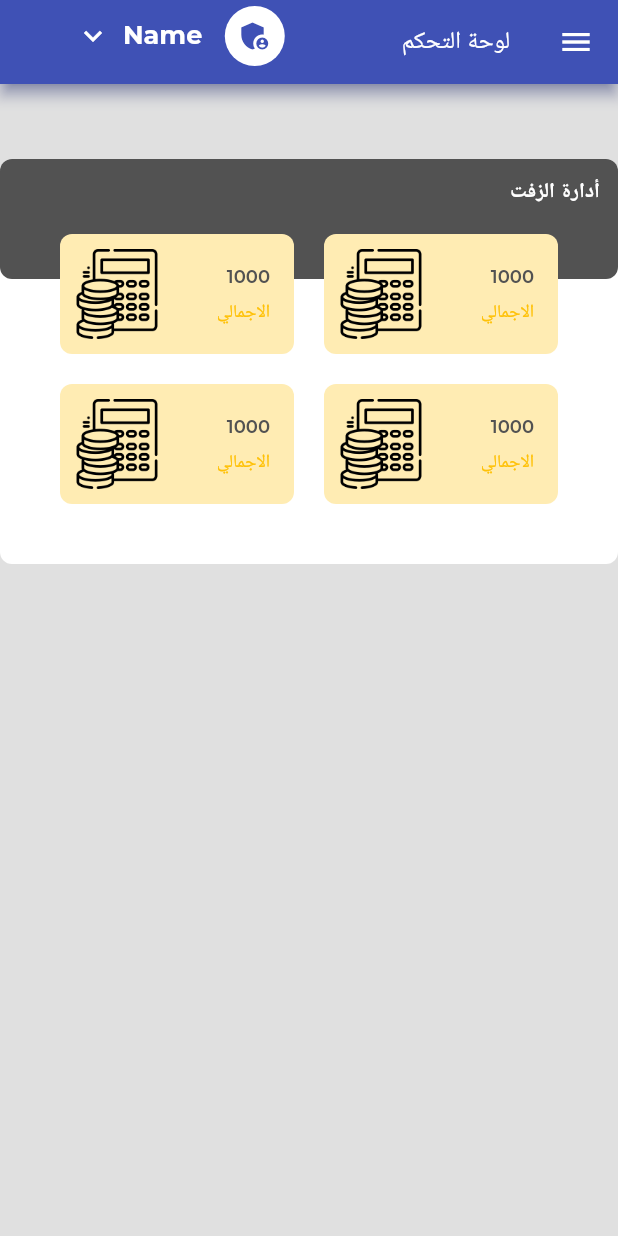
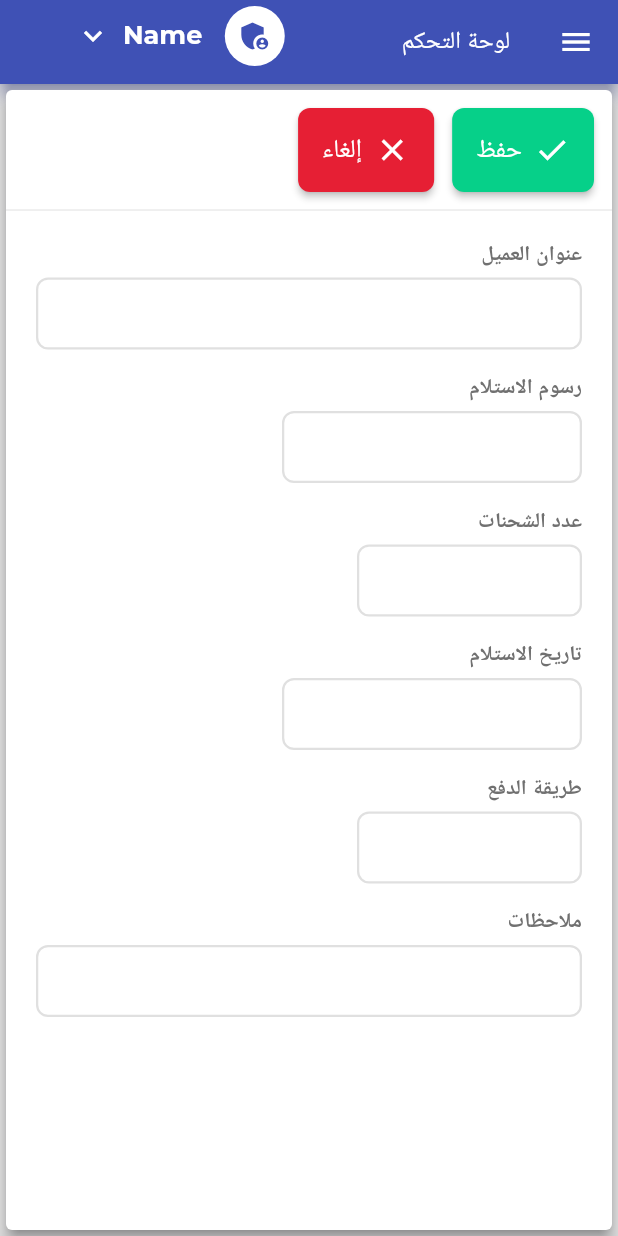
Before and after one commit to ZeraW/tal2a, a Flutter app: the screen it shows after launch, on a phone screen of 412 x 824 dp. Run offline on Flutter 3.47's test engine with Material 2 defaults, Android fonts, the phone set to English and light mode, and no system bars; our stand-ins replace easy_localization, go_router; missing offline and left inert: seo_renderer.

Commit message:
work update

```diff
--- a/lib/presentation/common/mold/side_menu.dart
+++ b/lib/presentation/common/mold/side_menu.dart
@@ -10,7 +10,9 @@ class SideMenu extends StatelessWidget {
 
   @override
   Widget build(BuildContext context) {
-    return Drawer(
+    return SizedBox(
+      width: AppSize.s200,
+      child: Drawer(
         child: ListView(
           children: [
             const SizedBox(
@@ -68,6 +70,7 @@ class SideMenu extends StatelessWidget {
             ),
           ],
         ),
+      ),
     );
   }
 }
--- /dev/null
+++ b/lib/presentation/common/text_field.dart
@@ -0,0 +1,38 @@
+import 'package:flutter/material.dart';
+import 'package:tal2a/presentation/resources/color_manager.dart';
+import 'package:tal2a/presentation/resources/values_manager.dart';
+import '../resources/styles_manager.dart';
+
+
+class TextFieldWidget extends StatelessWidget {
+  final String title;
+  final String? hint;
+  final int? maxLines;
+  final double width;
+  final TextEditingController? controller ;
+  const TextFieldWidget({Key? key,required this.title, this.maxLines = 1,required this.width, this.controller, this.hint}) : super(key: key);
+
+  @override
+  Widget build(BuildContext context) {
+    return Padding(
+      padding: const EdgeInsets.all(AppPadding.p8),
+      child: Column(
+        crossAxisAlignment: CrossAxisAlignment.start,
+        children: [
+          Text(title,style: getSemiBoldStyle(color: ColorManager.grey1)),
+          const SizedBox(height: AppSize.s6,),
+          SizedBox(
+            width: width,
+            child: TextField(
+              controller: controller,
+              maxLines: maxLines,
+              minLines: 1,
+              textAlign: TextAlign.start,
+              decoration: InputDecoration(hintText: hint),
+            ),
+          ),
+        ],
+      ),
+    );
+  }
+}
--- a/lib/presentation/main/main_view.dart
+++ b/lib/presentation/main/main_view.dart
@@ -4,6 +4,7 @@ import 'package:tal2a/presentation/resources/assets_manager.dart';
 import 'package:tal2a/presentation/resources/color_manager.dart';
 import 'package:tal2a/presentation/resources/values_manager.dart';
 
+import '../common/text_field.dart';
 import '../resources/styles_manager.dart';
 
 class MainView extends StatefulWidget {
@@ -16,178 +17,107 @@ class MainView extends StatefulWidget {
 class _MainViewState extends State<MainView> {
   @override
   Widget build(BuildContext context) {
-    return MoldView(title: 'لوحة التحكم', child: const ControlPanel());
+    return MoldView(title: 'لوحة التحكم', child: const AddPickUpScreen());
   }
 }
 
-class ControlPanel extends StatelessWidget {
-  const ControlPanel({Key? key}) : super(key: key);
+class PickUpScreen extends StatelessWidget {
+  const PickUpScreen({Key? key}) : super(key: key);
 
   @override
   Widget build(BuildContext context) {
-    return Column(
+    return Padding(
+      padding: const EdgeInsets.all(AppPadding.p4),
+      child: Card(
+        child: Column(
+          crossAxisAlignment: CrossAxisAlignment.start,
           children: [
-        const SizedBox(
-          height: 50,
+            Padding(
+              padding: const EdgeInsets.all(AppPadding.p12),
+              child: ElevatedButton(
+                  onPressed: () {}, child: const Text('إضافة بيك اب')),
             ),
-        SizedBox(
-            width: 500,
-            height: 270,
-            child: ControlPanelCard(
-              title: 'أدارة الزفت ',
-              color: ColorManager.darkGrey,
+            Divider(color: ColorManager.grey3, height: AppSize.s0),
+            Expanded(
+              child: Padding(
+                padding: const EdgeInsets.all(AppPadding.p12),
                 child: Column(
-                children: [
-                  Row(
-                    children: [
-                      Expanded(
-                          child: ControlPanelCardContent(
-                        title: 'الاجمالي',
-                        textColor: Colors.amber,
-                        image: ImageAssets.accounts,
-                        value: '1000', cardColor: Colors.amber[100]!,
-                      )),
-                      const SizedBox(
-                        width: 20,
-                      ),
-                      Expanded(
-                          child: ControlPanelCardContent(
-                            title: 'الاجمالي',
-                            textColor: Colors.amber,
-                            image: ImageAssets.accounts,
-                            value: '1000', cardColor: Colors.amber[100]!,
-                          )),
-                    ],
-                  ),
-                  SizedBox(height: 20),
-                  Row(
-                    children: [
-                      Expanded(
-                          child: ControlPanelCardContent(
-                            title: 'الاجمالي',
-                            textColor: Colors.amber,
-                            image: ImageAssets.accounts,
-                            value: '1000', cardColor: Colors.amber[100]!,
-                          )),
-                      const SizedBox(
-                        width: 20,
-                      ),
-                      Expanded(
-                          child: ControlPanelCardContent(
-                            title: 'الاجمالي',
-                            textColor: Colors.amber,
-                            image: ImageAssets.accounts,
-                            value: '1000', cardColor: Colors.amber[100]!,
-                          )),
-                    ],
-                  ),
-                ],
-              ),
-            )),
-      ],
-    );
-  }
-}
-
-class ControlPanelCard extends StatelessWidget {
-  final String title;
-  final Color color;
-  final Widget child;
-
-  const ControlPanelCard(
-      {Key? key, required this.title, required this.color, required this.child})
-      : super(key: key);
-
-  @override
-  Widget build(BuildContext context) {
-    return Container(
-      decoration: BoxDecoration(
-          color: ColorManager.white, borderRadius: BorderRadius.circular(8)),
-      child: Stack(
-        children: [
-          Column(
-            crossAxisAlignment: CrossAxisAlignment.stretch,
-            children: [
-              Container(
-                height: AppSize.s80,
-                decoration: BoxDecoration(
-                    color: color,
-                    borderRadius: BorderRadius.circular(AppSize.s8)),
-                padding: const EdgeInsets.all(AppPadding.p12),
-                child: Text(
-                  title,
-                  style: Theme.of(context).textTheme.bodyMedium,
+                  children: const [
+                    TextField(
+                      maxLines: 1,
+                      textAlign: TextAlign.start,
+                      decoration: InputDecoration(
+                        hintText: 'ابحث هنا...',
                       ),
                     ),
                   ],
                 ),
-          Positioned(
-              top: AppSize.s50,
-              left: AppSize.s40,
-              right: AppSize.s40,
-              bottom: AppSize.s40,
-              child: Container(
-                color: Colors.transparent,
-                child: child,
-              ))
+              ),
+            ),
           ],
+        ),
       ),
     );
   }
 }
 
-class ControlPanelCardContent extends StatelessWidget {
-  final String image, value, title;
-  final Color textColor, cardColor;
-
-  const ControlPanelCardContent(
-      {Key? key,
-      required this.image,
-      required this.value,
-      required this.title,
-      required this.textColor,
-      required this.cardColor})
-      : super(key: key);
+class AddPickUpScreen extends StatelessWidget {
+  const AddPickUpScreen({Key? key}) : super(key: key);
 
   @override
   Widget build(BuildContext context) {
-    return Container(
-      height: AppSize.s80,
-      decoration: BoxDecoration(
-          color: cardColor, borderRadius: BorderRadius.circular(AppSize.s8)),
+    return Card(
+      child: Column(
+        crossAxisAlignment: CrossAxisAlignment.start,
+        children: [
+          Padding(
+            padding: const EdgeInsets.all(AppPadding.p12),
             child: Row(
               children: [
-          const SizedBox(
-            width: AppSize.s16,
+                ElevatedButton(
+                  onPressed: () {},
+                  child: Row(
+                    children: const [
+                      Icon(Icons.check_outlined),
+                      SizedBox(
+                        width: AppSize.s8,
                       ),
-          Expanded(
-            child: Column(
-              mainAxisAlignment: MainAxisAlignment.center,
-              crossAxisAlignment: CrossAxisAlignment.start,
-              children: [
-                Text(
-                  value,
-                  maxLines: 2,
-                  style: getSemiBoldStyle(
-                      color: ColorManager.darkGrey, fontSize: AppSize.s12),
+                      Text('حفظ'),
+                    ],
+                  ),
+                  style: correctStyle(),
                 ),
                 const SizedBox(
-                  height: AppSize.s8,
+                  width: AppSize.s12,
                 ),
-                Text(
-                  title,
-                  maxLines: 1,
-                  style:
-                      getRegularStyle(color: textColor, fontSize: AppSize.s12),
+                ElevatedButton(
+                  onPressed: () {},
+                  child: Row(
+                    children: const [
+                      Icon(Icons.close),
+                      SizedBox(
+                        width: AppSize.s8,
+                      ),
+                      Text('إلغاء'),
+                    ],
+                  ),
+                  style: wrongStyle(),
                 ),
               ],
             ),
           ),
-          Padding(
-            padding: const EdgeInsets.symmetric(horizontal: AppPadding.p8),
-            child: Image.asset(
-              image,
-              height: AppSize.s60,
+          const Divider(
+              color: Colors.black12, indent: 0, endIndent: 0, height: 0),
+          Expanded(
+            child: Padding(
+              padding: const EdgeInsets.all(12.0),
+              child: Wrap(
+                children:  const[
+                  TextFieldWidget(title: 'عنوان العميل', width: 366,maxLines: 2,), TextFieldWidget(title: 'رسوم الاستلام',width: 200),
+                  TextFieldWidget(title: 'عدد الشحنات',width: 150),TextFieldWidget(title: 'تاريخ الاستلام',width: 200),
+                  TextFieldWidget(title: 'طريقة الدفع',width: 150),TextFieldWidget(title: 'ملاحظات',width: 366,maxLines: 3),
+                ],
+              ),
             ),
           ),
         ],
--- a/lib/presentation/resources/color_manager.dart
+++ b/lib/presentation/resources/color_manager.dart
@@ -11,8 +11,21 @@ class ColorManager {
   static Color lightPrimary = const Color(0xFF5C6BC0); // color with 80% opacity
   static Color grey1 = const Color(0xff707070);
   static Color grey2 = const Color(0xff797979);
+  static Color grey3 =  Colors.black12;
+
   static Color white = Colors.white;
   static Color offWhite = Colors.white70;
 
+  static Color green = const Color(0xff06d089); // red color
+
   static Color error = const Color(0xffe61f34); // red color
+
+
+  static MaterialStateProperty<Color> materialColor(var color) {
+    return MaterialStateProperty.all<Color>(color);
+  }
+
+  static MaterialStateProperty<OutlinedBorder> materialShape(var shape) {
+    return MaterialStateProperty.all<OutlinedBorder>(shape);
+  }
 }
--- a/lib/presentation/resources/styles_manager.dart
+++ b/lib/presentation/resources/styles_manager.dart
@@ -1,5 +1,6 @@
 import 'package:flutter/material.dart';
 
+import 'color_manager.dart';
 import 'font_manager.dart';
 
 TextStyle _getTextStyle(double fontSize, FontWeight fontWeight, Color color) {
@@ -44,3 +45,11 @@ TextStyle getSemiBoldStyle(
     {double fontSize = FontSize.s14, required Color color}) {
   return _getTextStyle(fontSize, FontWeightManager.semiBold, color);
 }
+
+ButtonStyle correctStyle(){
+  return ButtonStyle(backgroundColor: ColorManager.materialColor(ColorManager.green));
+}
+
+ButtonStyle wrongStyle(){
+  return ButtonStyle(backgroundColor: ColorManager.materialColor(ColorManager.error));
+}
--- a/lib/presentation/resources/theme_manager.dart
+++ b/lib/presentation/resources/theme_manager.dart
@@ -12,7 +12,7 @@ ThemeData getApplicationTheme() {
     primaryColorDark: ColorManager.darkPrimary,
     disabledColor: ColorManager.grey1,
     splashColor: ColorManager.lightPrimary,
-    drawerTheme: DrawerThemeData(backgroundColor: ColorManager.primary,width: AppSize.s200),
+    drawerTheme: DrawerThemeData(backgroundColor: ColorManager.primary,/*width: AppSize.s200*/),
     // ripple effect color
     // cardview theme
     cardTheme: CardTheme(
@@ -41,8 +41,9 @@ ThemeData getApplicationTheme() {
             textStyle: getRegularStyle(
                 color: ColorManager.white, fontSize: FontSize.s17),
             primary: ColorManager.primary,
+            padding: const EdgeInsets.all(AppSize.s16),
             shape: RoundedRectangleBorder(
-                borderRadius: BorderRadius.circular(AppSize.s12)))),
+                borderRadius: BorderRadius.circular(AppSize.s8)))),
 
     textTheme: TextTheme(
         displayLarge: getSemiBoldStyle(
@@ -63,21 +64,21 @@ ThemeData getApplicationTheme() {
         contentPadding: const EdgeInsets.all(AppPadding.p8),
         // hint style
         hintStyle:
-            getRegularStyle(color: ColorManager.grey, fontSize: FontSize.s14),
+            getRegularStyle(color: ColorManager.lightGrey, fontSize: FontSize.s14),
         labelStyle:
-            getMediumStyle(color: ColorManager.grey, fontSize: FontSize.s14),
+            getMediumStyle(color: ColorManager.lightGrey, fontSize: FontSize.s14),
         errorStyle: getRegularStyle(color: ColorManager.error),
 
         // enabled border style
         enabledBorder: OutlineInputBorder(
             borderSide:
-                BorderSide(color: ColorManager.primary, width: AppSize.s1_5),
+                BorderSide(color: ColorManager.grey3, width: AppSize.s1_5),
             borderRadius: const BorderRadius.all(Radius.circular(AppSize.s8))),
 
         // focused border style
         focusedBorder: OutlineInputBorder(
             borderSide:
-                BorderSide(color: ColorManager.grey, width: AppSize.s1_5),
+                BorderSide(color: ColorManager.primary, width: AppSize.s1_5),
             borderRadius: const BorderRadius.all(Radius.circular(AppSize.s8))),
 
         // error border style
--- a/lib/presentation/resources/values_manager.dart
+++ b/lib/presentation/resources/values_manager.dart
@@ -10,6 +10,7 @@ class AppMargin {
 }
 
 class AppPadding {
+  static const double p4 = 4.0;
   static const double p8 = 8.0;
   static const double p12 = 12.0;
   static const double p14 = 14.0;
@@ -23,6 +24,7 @@ class AppSize {
   static const double s0 = 0;
   static const double s1_5 = 1.5;
   static const double s4 = 4.0;
+  static const double s6 = 6.0;
   static const double s8 = 8.0;
   static const double s12 = 12.0;
   static const double s14 = 14.0;
```
Also changed, not shown: lib/presentation/main/control_panel.dart (added, +183 -0 lines). Lines whose indentation alone changed are shown as unchanged.
